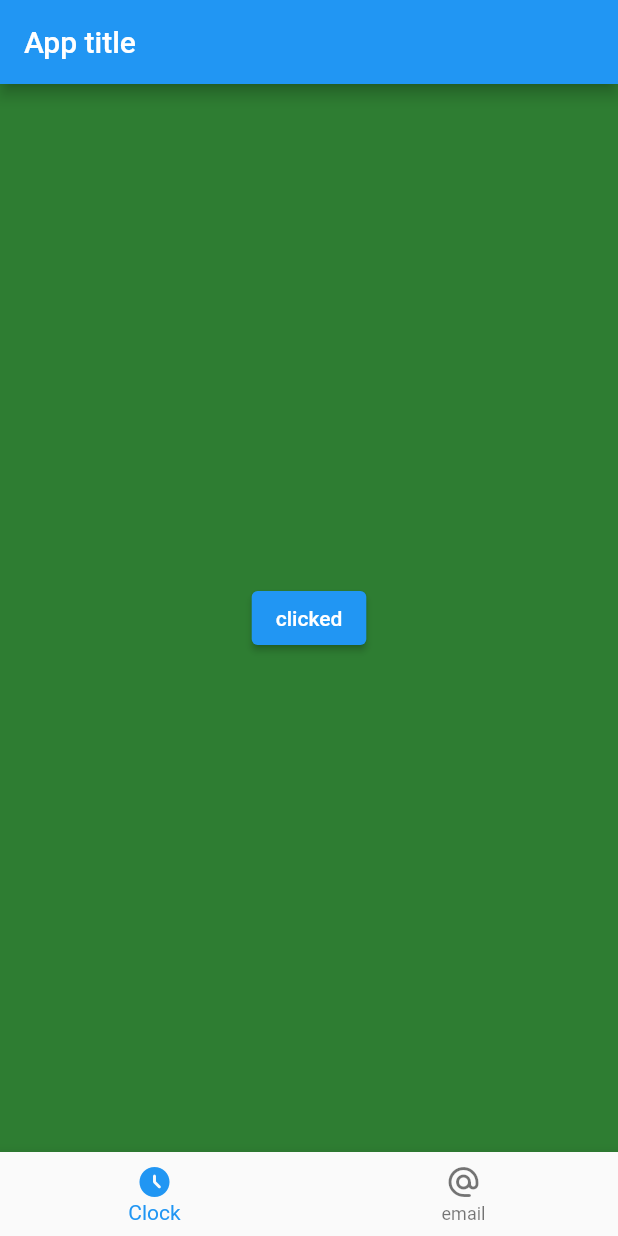
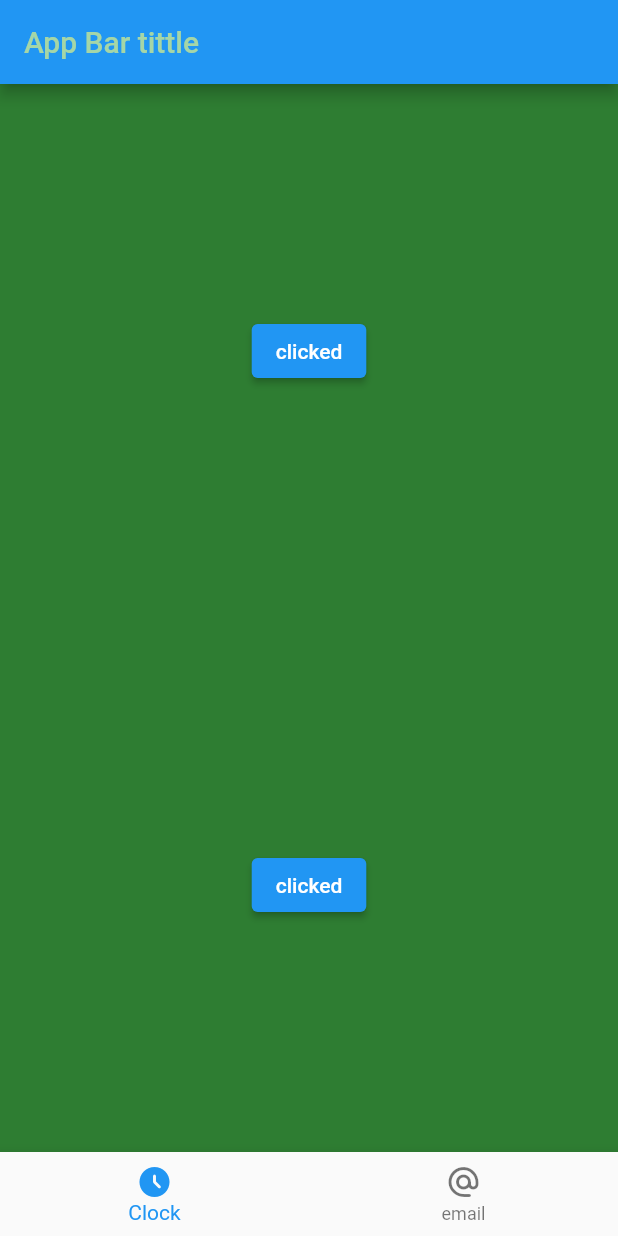
Before and after one commit to ParamPS25/flutter_overview, a Flutter app: the screen it shows after launch, after a tap on "click here", on a phone screen of 412 x 824 dp. Run offline on Flutter 3.47's test engine with Material 2 defaults, Android fonts, the phone set to English and light mode, and no system bars.

Commit message:
day2 completed

```diff
--- a/lib/main.dart
+++ b/lib/main.dart
@@ -22,10 +22,14 @@ class _MyAppState extends State<MyApp> {
       home: Scaffold(
         backgroundColor: Colors.green[800],
         appBar: AppBar(
-          title: const Text('App title'),
+          title: const Text('App Bar tittle'),
+          foregroundColor: Colors.green[200],
         ),
 
-        body: Center(
+        body: Column(
+          mainAxisAlignment: MainAxisAlignment.spaceAround,
+          children: [
+          Center(
           child: ElevatedButton(
             onPressed: () {
               setState(() {
@@ -35,6 +39,18 @@ class _MyAppState extends State<MyApp> {
             child: Text(buttonName),
           ),
         ),
+        Center(
+          child: ElevatedButton(
+            onPressed: () {
+              setState(() {
+                buttonName = "clicked";
+              });
+            },
+            child: Text(buttonName),
+          ),
+        ),
+        ],),
+
 
         bottomNavigationBar: BottomNavigationBar(
           items: const [
```
